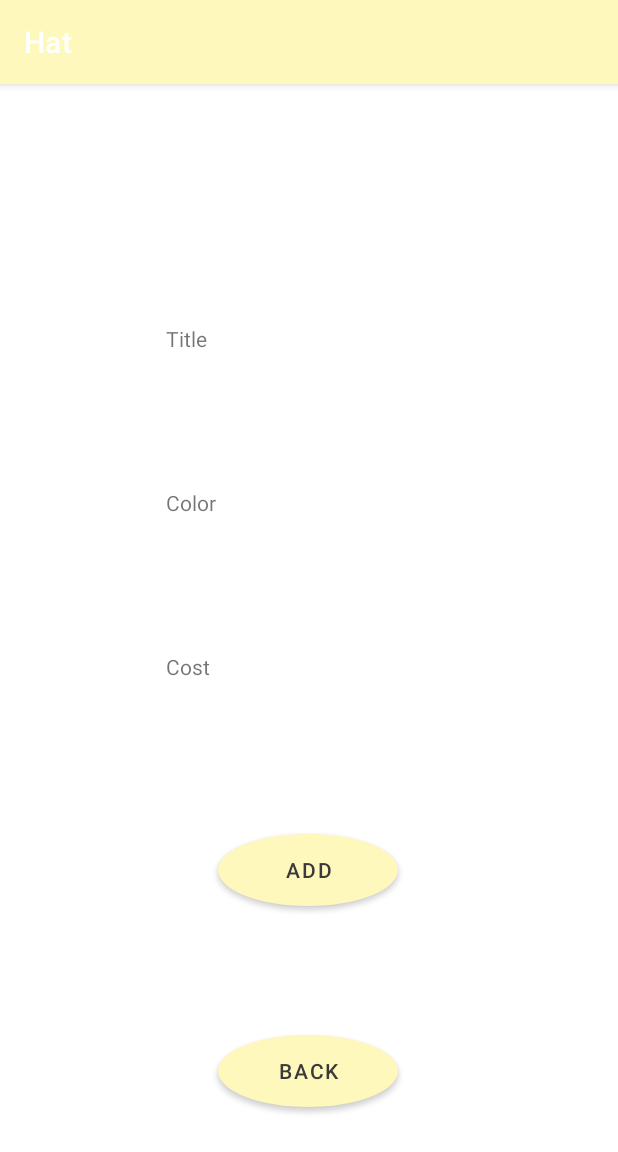
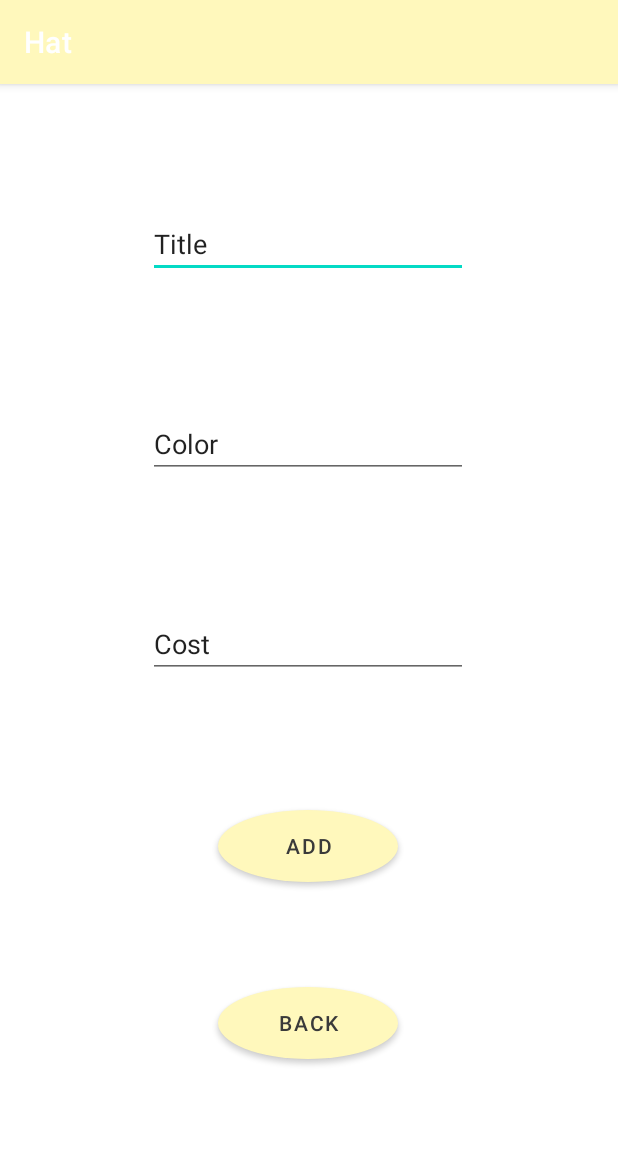
Before and after one commit to zutilda/SQLandAndroid, an Android app: the screen it shows after launch (MainActivity), on a phone screen of 412 x 824 dp. Shown: the top 1152 px of the screen. Run offline under Robolectric (Android 15) with nearby library versions, the phone set to English and light mode, and no system bars.

Commit message:
add row db

```diff
--- a/app/src/main/java/com/example/myapplication/MainActivity.java
+++ b/app/src/main/java/com/example/myapplication/MainActivity.java
@@ -5,15 +5,28 @@ import androidx.appcompat.app.AppCompatActivity;
 import android.content.Intent;
 import android.os.Bundle;
 import android.view.View;
+import android.widget.Button;
+import android.widget.EditText;
+import android.widget.Toast;
 
+import java.sql.Connection;
+import java.sql.ResultSet;
+import java.sql.Statement;
 
 public class MainActivity extends AppCompatActivity implements View.OnClickListener{
+
+    EditText txtTitle,txtColor,txtCost;
+    Connection connection;
+    Button buttonAdd;
 
     @Override
     protected void onCreate(Bundle savedInstanceState) {
         super.onCreate(savedInstanceState);
         setContentView(R.layout.activity_main);
-
+        txtTitle =findViewById(R.id.txtTitle);
+        txtColor =findViewById(R.id.txtColor);
+        txtCost =findViewById(R.id.txtCost);
+        buttonAdd =findViewById(R.id.buttonAdd);
     }
 
     @Override
@@ -24,7 +37,30 @@ public class MainActivity extends AppCompatActivity implements View.OnClickListe
             case R.id.buttonBack:
                 startActivity(new Intent(this,OutPut.class));
                 break;
+            case R.id.buttonAdd:
+                AddRow();
+                break;
+        }
+    }
 
+    public void AddRow() {
+        try {
+
+            ConnectionHelper ConnectionHelper = new ConnectionHelper();
+            connection = ConnectionHelper.connectionClass();
+
+            if (connection != null) {
+                String query = "INSERT INTO Hat(title,color,cost) VALUES('"+(txtTitle.getText().toString())+"','"+ txtColor.getText().toString()+"','"+txtCost.getText().toString()+"');";
+                Statement statement = connection.createStatement();
+                statement.executeUpdate(query);
+
+                Toast.makeText(this, "Запись успешно добавлена", Toast.LENGTH_LONG).show();
+
+            } else {
+                Toast.makeText(this, "Проверьте подключение!", Toast.LENGTH_LONG).show();
+            }
+        } catch (Exception ex) {
+            Toast.makeText(this, "Ошибка!", Toast.LENGTH_LONG).show();
         }
     }
 }
--- a/app/src/main/java/com/example/myapplication/OutPut.java
+++ b/app/src/main/java/com/example/myapplication/OutPut.java
@@ -5,6 +5,7 @@ import androidx.appcompat.app.AppCompatActivity;
 import android.content.Intent;
 import android.os.Bundle;
 import android.view.View;
+import android.widget.Button;
 import android.widget.LinearLayout;
 import android.widget.TableLayout;
 import android.widget.TableRow;
@@ -16,6 +17,9 @@ import java.sql.ResultSet;
 import java.sql.Statement;
 
 public class OutPut extends AppCompatActivity implements View.OnClickListener {
+
+    Button buttonBackPage;
+    Button buttonOutput;
     Connection connection;
     String ConnectionResult;
 
@@ -23,10 +27,11 @@ public class OutPut extends AppCompatActivity implements View.OnClickListener {
     protected void onCreate(Bundle savedInstanceState) {
         super.onCreate(savedInstanceState);
         setContentView(R.layout.activity_out_put);
+        buttonBackPage =findViewById(R.id.buttonBackPage);
 
+        buttonOutput =findViewById(R.id.buttonOutput);   }
 
-    }
-   @Override
+    @Override
     public void onClick(View view) {
 
         switch (view.getId()){
--- a/app/src/main/res/layout/activity_main.xml
+++ b/app/src/main/res/layout/activity_main.xml
@@ -7,46 +7,13 @@
     tools:context=".MainActivity">
 
 
-
-    <TextView
-        android:id="@+id/txtTitle"
-        android:layout_width="190dp"
-        android:layout_height="25dp"
-        android:layout_marginTop="160dp"
-        android:text="Title"
-        app:layout_constraintEnd_toEndOf="parent"
-        app:layout_constraintHorizontal_bias="0.498"
-        app:layout_constraintStart_toStartOf="parent"
-        app:layout_constraintTop_toTopOf="parent" />
-
-    <TextView
-        android:id="@+id/txtColor"
-        android:layout_width="190dp"
-        android:layout_height="25dp"
-        android:layout_marginTop="84dp"
-        android:text="Color"
-        app:layout_constraintEnd_toEndOf="parent"
-        app:layout_constraintHorizontal_bias="0.498"
-        app:layout_constraintStart_toStartOf="parent"
-        app:layout_constraintTop_toBottomOf="@+id/txtTitle" />
-
-    <TextView
-        android:id="@+id/txtCost"
-        android:layout_width="190dp"
-        android:layout_height="25dp"
-        android:layout_marginTop="84dp"
-        android:text="Cost"
-        app:layout_constraintEnd_toEndOf="parent"
-        app:layout_constraintHorizontal_bias="0.498"
-        app:layout_constraintStart_toStartOf="parent"
-        app:layout_constraintTop_toBottomOf="@+id/txtColor" />
-
     <Button
         android:id="@+id/buttonAdd"
         android:layout_width="120dp"
         android:layout_height="48dp"
-        android:layout_marginTop="96dp"
+        android:layout_marginTop="88dp"
         android:background="@drawable/style_for_button"
+        android:onClick="onClick"
         android:text="Add"
         android:textColor="#3A3A3A"
         app:iconTint="#FFF8BC"
@@ -69,6 +36,43 @@
         app:layout_constraintEnd_toEndOf="parent"
         app:layout_constraintHorizontal_bias="0.498"
         app:layout_constraintStart_toStartOf="parent"
-        app:layout_constraintTop_toBottomOf="@+id/buttonAdd" />
+        app:layout_constraintTop_toBottomOf="@+id/buttonAdd"
+        app:layout_constraintVertical_bias="0.36" />
+
+    <EditText
+        android:id="@+id/txtTitle"
+        android:layout_width="wrap_content"
+        android:layout_height="wrap_content"
+        android:layout_marginTop="84dp"
+        android:ems="10"
+        android:text="Title"
+        app:layout_constraintEnd_toEndOf="parent"
+        app:layout_constraintHorizontal_bias="0.497"
+        app:layout_constraintStart_toStartOf="parent"
+        app:layout_constraintTop_toTopOf="parent" />
+
+    <EditText
+        android:id="@+id/txtColor"
+        android:layout_width="wrap_content"
+        android:layout_height="wrap_content"
+        android:layout_marginTop="88dp"
+        android:ems="10"
+        android:text="Color"
+        app:layout_constraintEnd_toEndOf="parent"
+        app:layout_constraintHorizontal_bias="0.497"
+        app:layout_constraintStart_toStartOf="parent"
+        app:layout_constraintTop_toBottomOf="@+id/txtTitle" />
+
+    <EditText
+        android:id="@+id/txtCost"
+        android:layout_width="wrap_content"
+        android:layout_height="wrap_content"
+        android:layout_marginTop="88dp"
+        android:ems="10"
+        android:text="Cost"
+        app:layout_constraintEnd_toEndOf="parent"
+        app:layout_constraintHorizontal_bias="0.497"
+        app:layout_constraintStart_toStartOf="parent"
+        app:layout_constraintTop_toBottomOf="@+id/txtColor" />
 
 </androidx.constraintlayout.widget.ConstraintLayout>
--- a/app/src/main/res/layout/activity_out_put.xml
+++ b/app/src/main/res/layout/activity_out_put.xml
@@ -56,6 +56,7 @@
         android:layout_marginTop="8dp"
         android:layout_marginBottom="8dp"
         android:background="@drawable/style_for_button"
+        android:onClick="onClick"
         android:text="Back"
         android:textColor="#FF3A3A3A"
         app:layout_constraintBottom_toBottomOf="parent"
```
